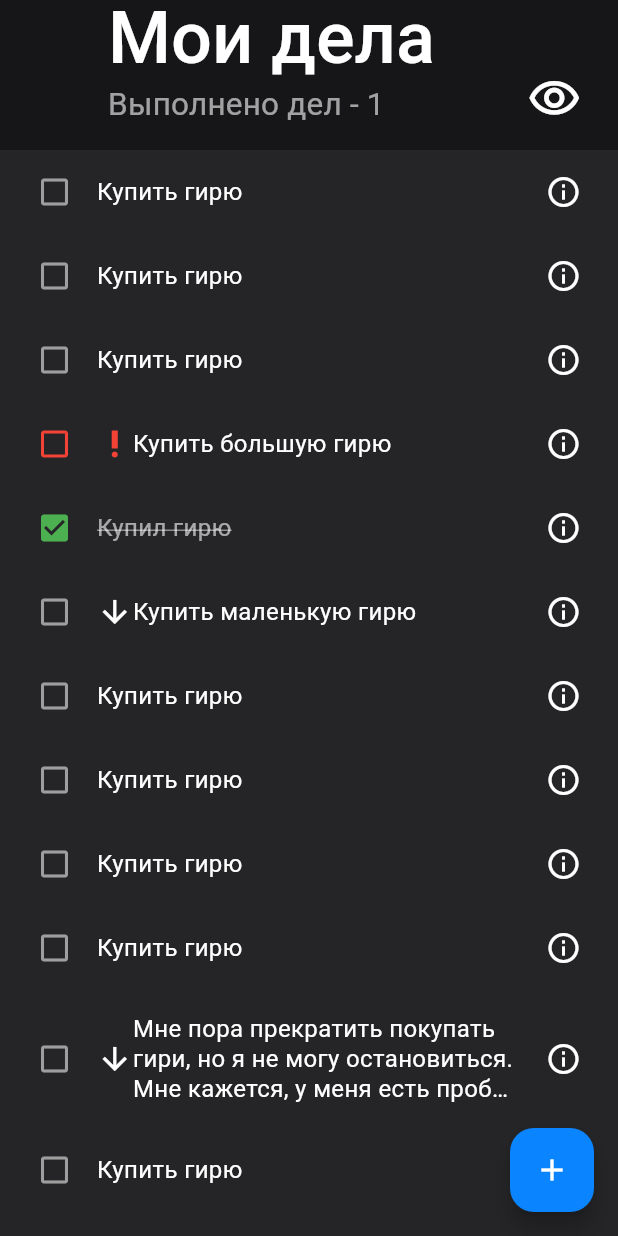
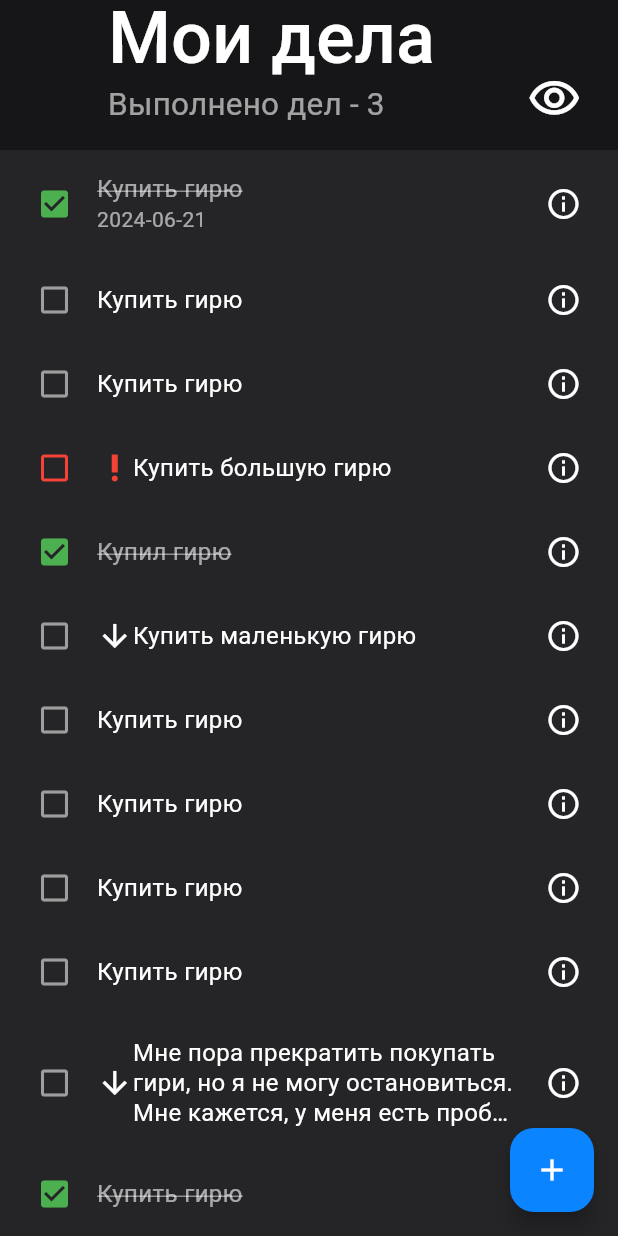
Before and after one commit to osekine/ToDoApp, a Flutter app: the screen it shows after launch, after a tap on the "visibility off" icon, on a phone screen of 412 x 824 dp. Run offline on Flutter 3.47's test engine with Material 3 defaults, Android fonts, the phone set to English and light mode, and no system bars; our stand-ins replace google_fonts.

Commit message:
add text with date of chore

```diff
--- a/lib/features/manage_chores/presentation/widgets/chore.dart
+++ b/lib/features/manage_chores/presentation/widgets/chore.dart
@@ -47,11 +47,10 @@ class _ChoreWidgetState extends State<ChoreWidget> {
           child: const Icon(Icons.delete_outline),
         ),
       ),
-      child: Container(
-        color: Theme.of(context).colorScheme.surface,
       child: Padding(
         padding: const EdgeInsets.symmetric(horizontal: 0.0, vertical: 16.0),
         child: Row(
+          crossAxisAlignment: CrossAxisAlignment.center,
           children: [
             Expanded(
               flex: 1,
@@ -64,11 +63,17 @@ class _ChoreWidgetState extends State<ChoreWidget> {
             ),
             Expanded(
               flex: 5,
-                child: _getChore(context, widget.chore),
+              child: Column(
+                crossAxisAlignment: CrossAxisAlignment.start,
+                children: [
+                  _getChore(context, widget.chore),
+                  if (widget.chore.deadline != null)
+                    Text(widget.chore.deadline.toString().split(' ')[0])
+                ],
+              ),
             ),
             const Expanded(flex: 1, child: Icon(Icons.info_outline)),
           ],
-          ),
         ),
       ),
     );
--- a/lib/features/manage_chores/presentation/widgets/chore_title_appbar.dart
+++ b/lib/features/manage_chores/presentation/widgets/chore_title_appbar.dart
@@ -16,10 +16,10 @@ class ChoreTitleAppbar extends StatefulWidget {
 class _ChoreTitleAppbarState extends State<ChoreTitleAppbar> {
   @override
   Widget build(BuildContext context) {
-    final _controller = ChoreListProvider.of(context).scrollController;
-    if (!_controller.hasListeners) {
-      _controller.addListener(() {
-        if (_controller.offset < 100) {
+    final controller = ChoreListProvider.of(context).scrollController;
+    if (!controller.hasListeners) {
+      controller.addListener(() {
+        if (controller.offset < 100) {
           setState(() {});
         }
       });
@@ -46,8 +46,8 @@ class _ChoreTitleAppbarState extends State<ChoreTitleAppbar> {
                 children: [
                   Positioned(
                     left: 0,
-                    bottom: _controller.hasClients
-                        ? (20 - _controller.offset).clamp(0, 20)
+                    bottom: controller.hasClients
+                        ? (20 - controller.offset).clamp(0, 20)
                         : 20,
                     child: Text(
                       'Мои дела',
@@ -57,8 +57,8 @@ class _ChoreTitleAppbarState extends State<ChoreTitleAppbar> {
                     ),
                   ),
                   Opacity(
-                    opacity: _controller.hasClients
-                        ? (1 - _controller.offset / 10).clamp(0, 1)
+                    opacity: controller.hasClients
+                        ? (1 - controller.offset / 10).clamp(0, 1)
                         : 1,
                     child: Text(
                       'Выполнено дел - ${ChoreListProvider.of(context).doneCount}',
--- a/lib/models/chore.dart
+++ b/lib/models/chore.dart
@@ -14,7 +14,11 @@ class Chore {
 }
 
 List<Chore> dumbell = [
-  Chore(name: 'Купить гирю'),
+  Chore(
+      name: 'Купить гирю',
+      isDone: true,
+      priority: Priority.high,
+      deadline: DateTime.now()),
   Chore(name: 'Купить гирю'),
   Chore(name: 'Купить гирю'),
   Chore(name: 'Купить большую гирю', priority: Priority.high),
@@ -28,7 +32,7 @@ List<Chore> dumbell = [
       priority: Priority.low,
       name:
           'Мне пора прекратить покупать гири, но я не могу остановиться. Мне кажется, у меня есть проблемы'),
-  Chore(name: 'Купить гирю'),
+  Chore(name: 'Купить гирю', isDone: true),
   Chore(name: 'Купить гирю'),
   Chore(name: 'Купить гирю'),
   Chore(name: 'Купить гирю'),
```
Lines whose indentation alone changed are shown as unchanged.
